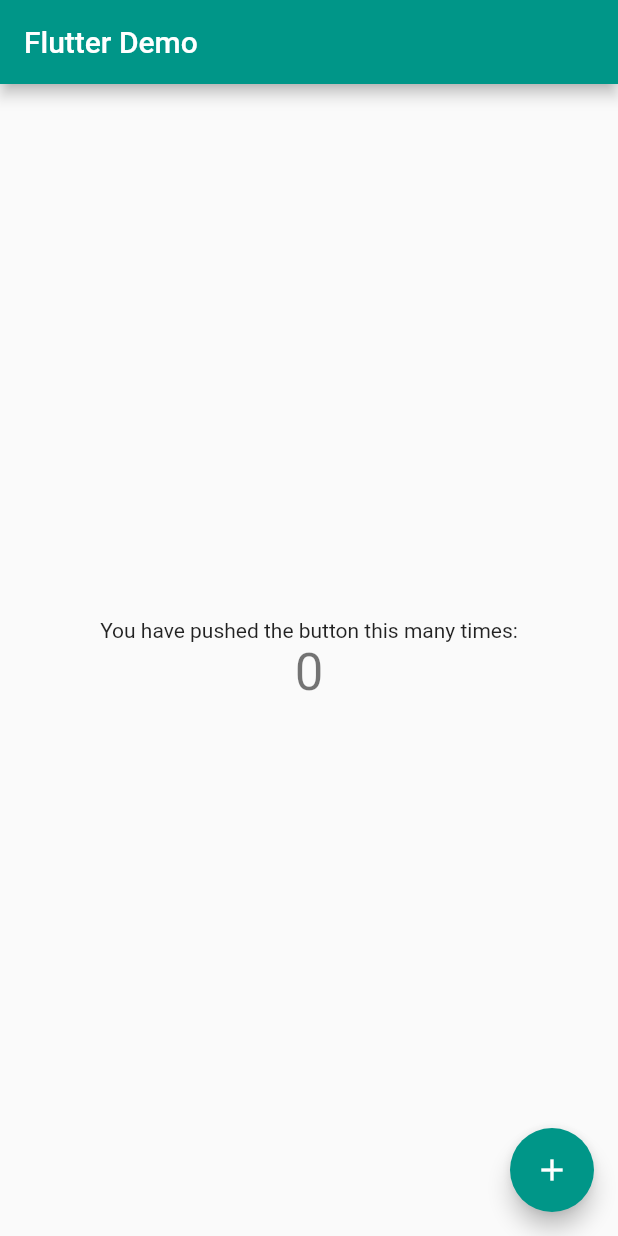
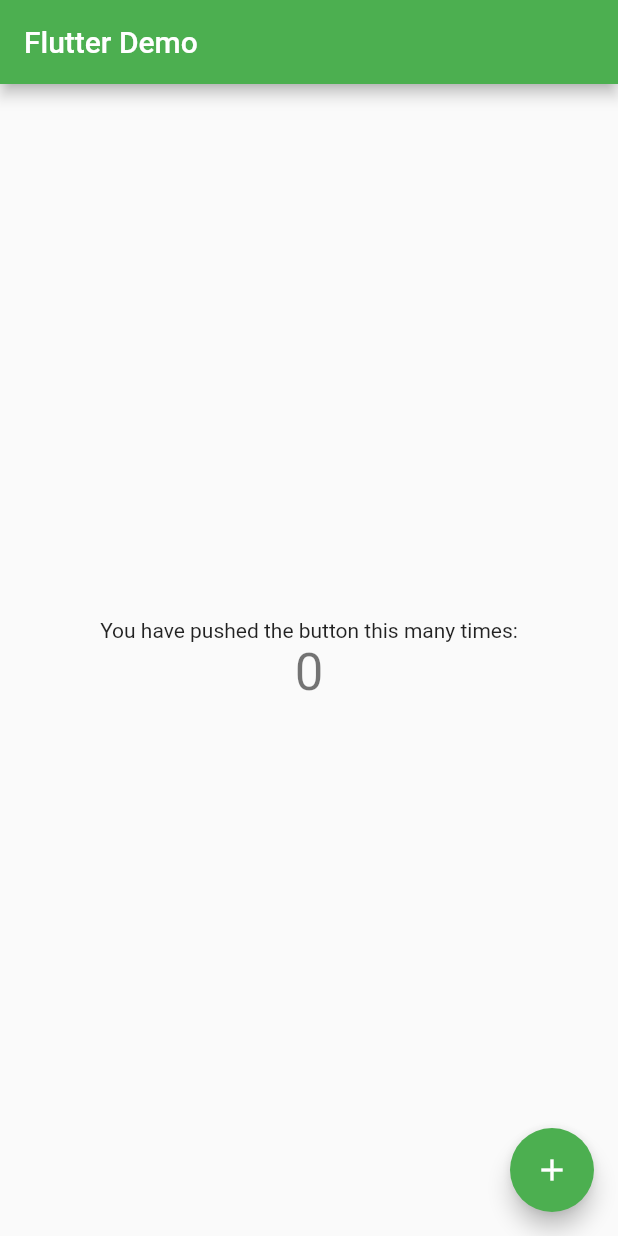
Before and after one commit to muzahidul190/first_flutter_app, a Flutter app: the screen it shows after launch, on a phone screen of 412 x 824 dp. Run offline on Flutter 3.47's test engine with Material 2 defaults, Android fonts, the phone set to English and light mode, and no system bars.

Commit message:
test commit

```diff
--- a/lib/main.dart
+++ b/lib/main.dart
@@ -22,7 +22,7 @@ class MyApp extends StatelessWidget {
         // or simply save your changes to "hot reload" in a Flutter IDE).
         // Notice that the counter didn't reset back to zero; the application
         // is not restarted.
-        primarySwatch: Colors.teal,
+        primarySwatch: Colors.green,
       ),
       home: const MyHomePage(title: 'Flutter Demo'),
     );
```
